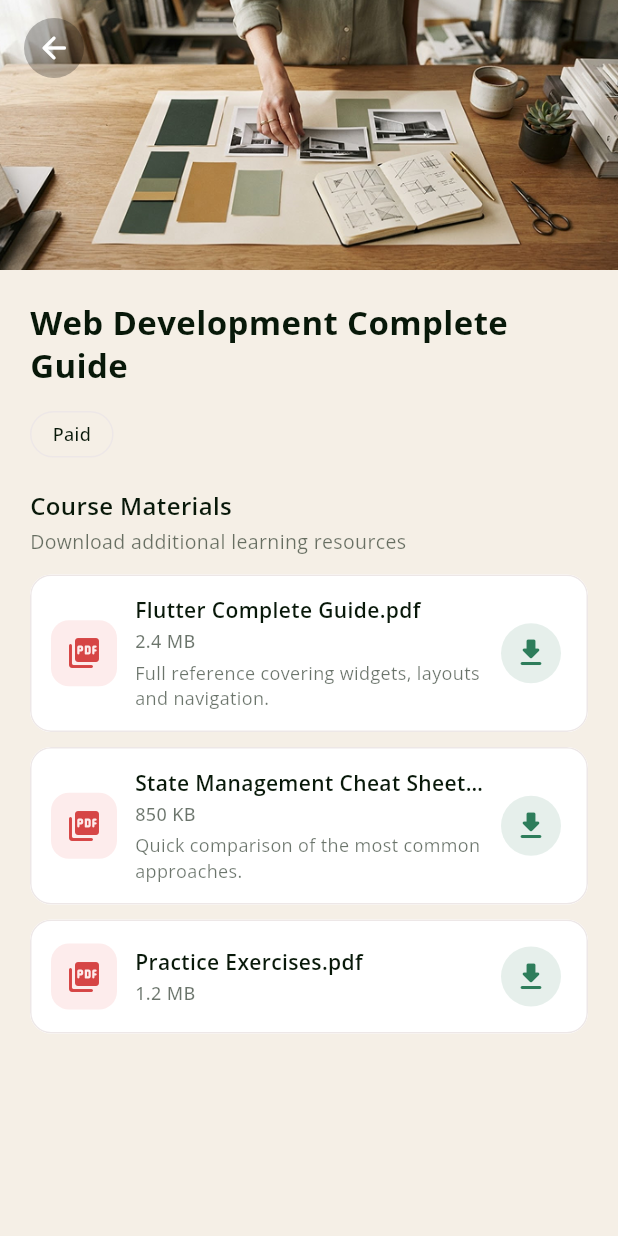
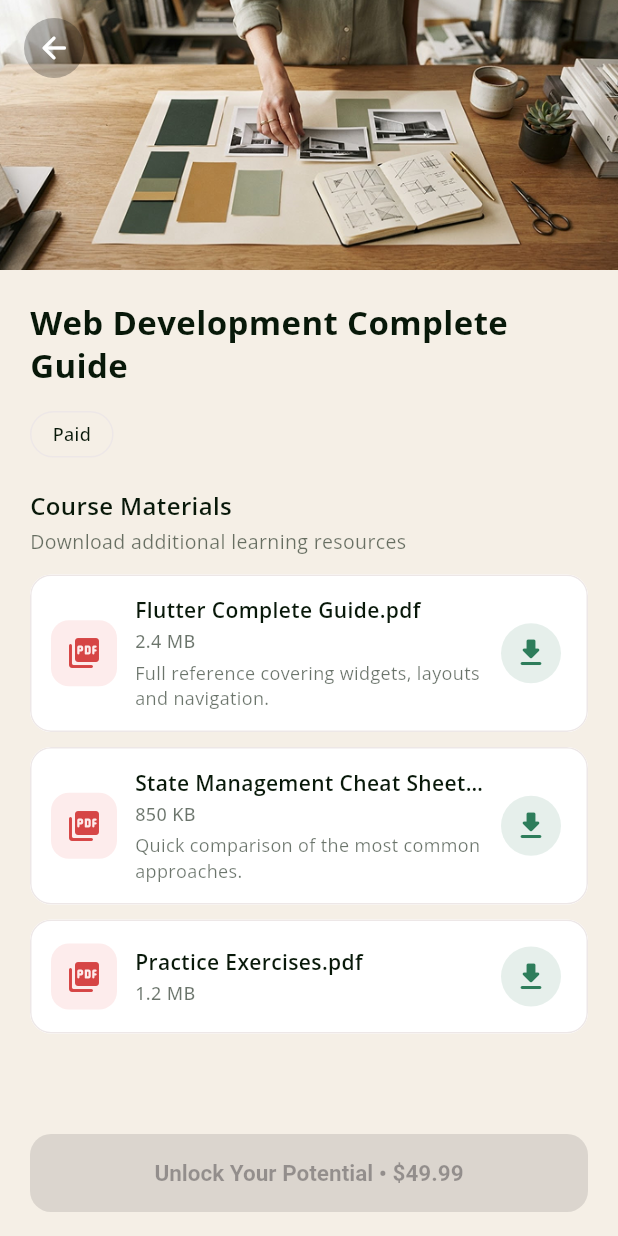
Before and after one commit to Mostafa-Ezzat11/Marefa, a Flutter app: the screen it shows after launch, after a tap on "Web Development Complete Guide", on a phone screen of 412 x 824 dp. Run offline on Flutter 3.47's test engine with Material 3 defaults, Android fonts, the phone set to English and light mode, and no system bars; our stand-ins replace google_fonts.

Commit message:
Add course PDF section and update student screens

```diff
--- a/lib/student/views/course_details_view.dart
+++ b/lib/student/views/course_details_view.dart
@@ -143,15 +143,41 @@ class CourseDetailsView extends StatelessWidget {
                       );
                     }),
                   ],
-
                   const SizedBox(height: 20),
-
                   const CoursePdfSection(pdfs: pdfs),
                 ],
               ),
             ),
           ),
         ],
+      ),
+
+      bottomNavigationBar: SafeArea(
+        child: GestureDetector(
+          onTap: () {},
+          child: Padding(
+            padding: const EdgeInsets.fromLTRB(20, 8, 20, 16),
+            child: SizedBox(
+              height: 52,
+              child: ElevatedButton(
+                onPressed: onAddToCart,
+                style: ElevatedButton.styleFrom(
+                  backgroundColor: AppColors.primaryColor,
+                  foregroundColor: Colors.white,
+                  elevation: 0,
+                  shape: RoundedRectangleBorder(
+                    borderRadius: BorderRadius.circular(14),
+                  ),
+                  textStyle: const TextStyle(
+                    fontSize: 15,
+                    fontWeight: FontWeight.w600,
+                  ),
+                ),
+                child: Text('Unlock Your Potential • ${course.formattedPrice}'),
+              ),
+            ),
+          ),
+        ),
       ),
     );
   }
--- a/lib/student/views/student_home_view.dart
+++ b/lib/student/views/student_home_view.dart
@@ -91,7 +91,7 @@ class _StudentHomeViewState extends State<StudentHomeView> {
             const SizedBox(height: 16),
             const HeroBanner(),
             const SizedBox(height: 24),
-            const Text(
+            Text(
               'Categories',
               style: const TextStyle(
                 fontSize: 18,
--- a/lib/student/widgets/section_header.dart
+++ b/lib/student/widgets/section_header.dart
@@ -26,7 +26,7 @@ class SectionHeader extends StatelessWidget {
           onTap: onSeeAll,
           behavior: HitTestBehavior.opaque,
           child: Padding(
-            padding: const EdgeInsets.symmetric(vertical: 4),
+            padding: EdgeInsets.symmetric(vertical: 4),
             child: Material(
               color: Colors.transparent,
               child: InkWell(
```
Also changed, not shown: pubspec.lock.
